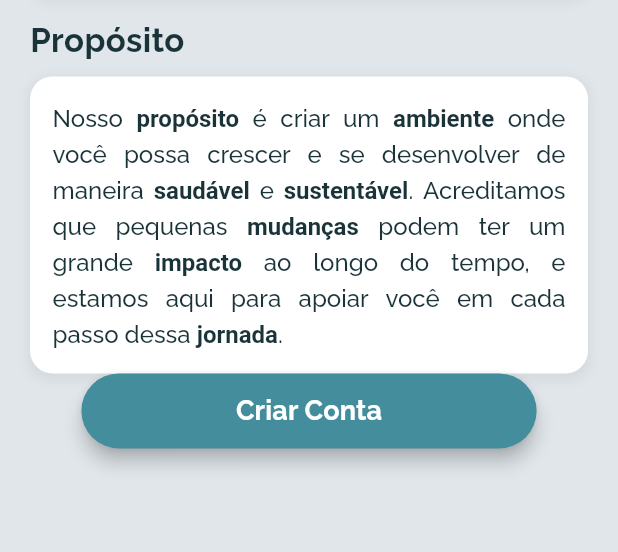
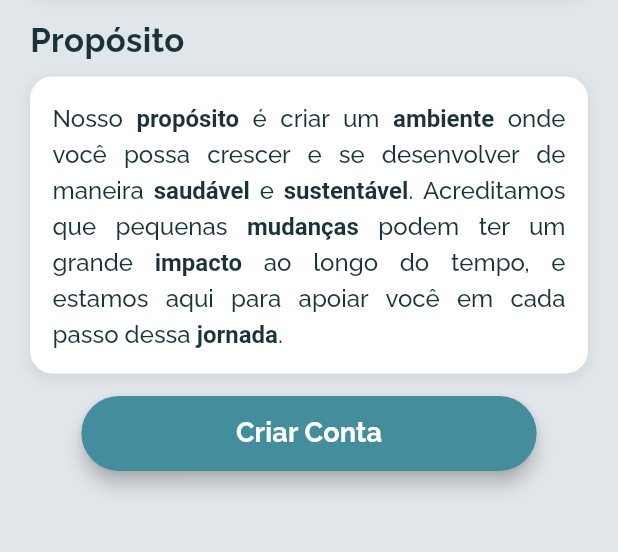
Before and after one commit to YBraga35/aplicativo-bem-estar, a Flutter app: the Sobre screen opened by its route, on a phone screen of 412 x 824 dp, the part 598-1150 px from its top. Run offline on Flutter 3.47's test engine with Material 3 defaults, Android fonts, the phone set to English and light mode, and no system bars; our stand-ins replace firebase_auth, firebase_core, flutter_masked_text2, logger; missing offline and left inert: flutter_carousel_slider; accounts and stored records are empty; generated files the repository leaves out were written again.

Commit message:
EP - espaçamento entre texto e botão na tela 'sobre'

```diff
--- a/lib/views/start/sobre.dart
+++ b/lib/views/start/sobre.dart
@@ -44,7 +44,7 @@ class Sobre extends StatelessWidget {
               _buildSectionContent(
                 'Nosso propósito é criar um ambiente onde você possa crescer e se desenvolver de maneira saudável e sustentável. Acreditamos que pequenas mudanças podem ter um grande impacto ao longo do tempo, e estamos aqui para apoiar você em cada passo dessa jornada.',
               ),
-
+              SizedBox(height: 15,),
               // Botão Criar Conta
               ElevatedButton(
                 onPressed: () {
```
